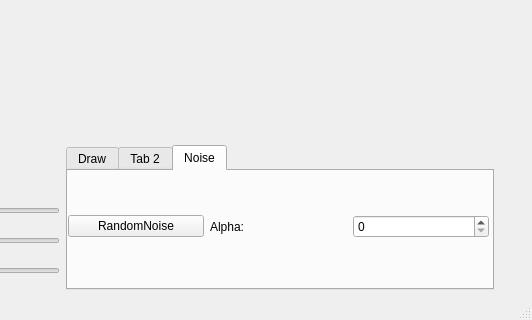
The window that mainwindow.ui (Ranger1986/TerraForm) describes before a commit, drawn with Qt 5; both pictures show x 368 to 900 and y 280 to 600 of the 900 by 600 pixel window.
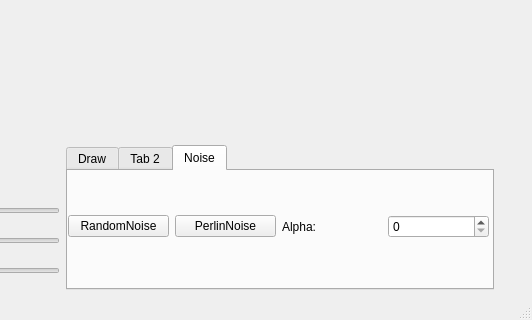
The same window after the commit. Custom widgets are drawn as their Qt base class.

```diff
--- a/mainwindow.ui
+++ b/mainwindow.ui
@@ -178,6 +178,13 @@
               </property>
              </widget>
             </item>
+            <item>
+             <widget class="QPushButton" name="perlinNoiseButton">
+              <property name="text">
+               <string>PerlinNoise</string>
+              </property>
+             </widget>
+            </item>
             <item>
              <widget class="QLabel" name="label_4">
               <property name="text">
```
Left out of the diff: 17 changed lines with no effect on the pictures.
